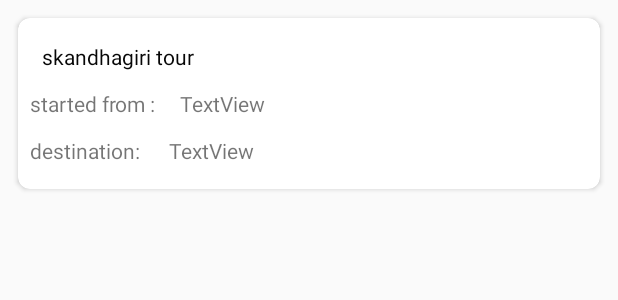
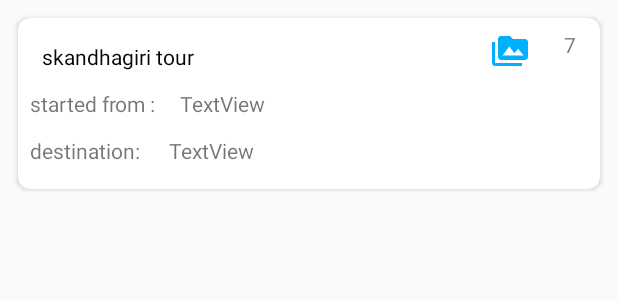
Before and after one commit to rsinghsep/GeoTouristApp, an Android app: the layout row_tour_info.xml on its own in the app's theme, with its tools: preview values and no code run, on a phone screen of 412 x 824 dp. Shown: the top 300 px of the screen. Run offline under Robolectric (Android 15) with nearby library versions, the phone set to English and light mode, and no system bars.

Commit message:
added media icon in file count

```diff
--- a/app/src/main/java/com/staysilly/geotouristapp/viewmodels/Converters.java
+++ b/app/src/main/java/com/staysilly/geotouristapp/viewmodels/Converters.java
@@ -23,5 +23,8 @@ public class Converters {
 
         return address.getAddress();
     }
+    public static String getStringFromInt(int number){
+        return String.valueOf(number);
+    }
 
 }
--- a/app/src/main/res/layout/row_tour_info.xml
+++ b/app/src/main/res/layout/row_tour_info.xml
@@ -76,6 +76,29 @@
                 android:text="@{Converters.getReadableAddress(tour.destinationAddress)}"
                 tools:text="TextView"/>
 
+            <TextView
+                android:id="@+id/textView2"
+                android:layout_width="wrap_content"
+                android:layout_height="wrap_content"
+                android:layout_marginTop="8dp"
+                android:layout_marginEnd="8dp"
+                android:text="@{Converters.getStringFromInt(tour.tourMediaPathList.size())}"
+                app:layout_constraintEnd_toEndOf="parent"
+                app:layout_constraintTop_toTopOf="parent"
+                tools:text="7"/>
+
+            <ImageView
+                android:id="@+id/imageView2"
+                android:layout_width="24dp"
+                android:layout_height="24dp"
+                android:layout_marginTop="8dp"
+                android:layout_marginEnd="24dp"
+                app:layout_constraintBottom_toBottomOf="@+id/textView2"
+                app:layout_constraintEnd_toStartOf="@+id/textView2"
+                app:layout_constraintTop_toTopOf="@+id/textView2"
+                app:layout_constraintVertical_bias="0.522"
+                app:srcCompat="@drawable/media" />
+
         </androidx.constraintlayout.widget.ConstraintLayout>
     </androidx.cardview.widget.CardView>
 
```
